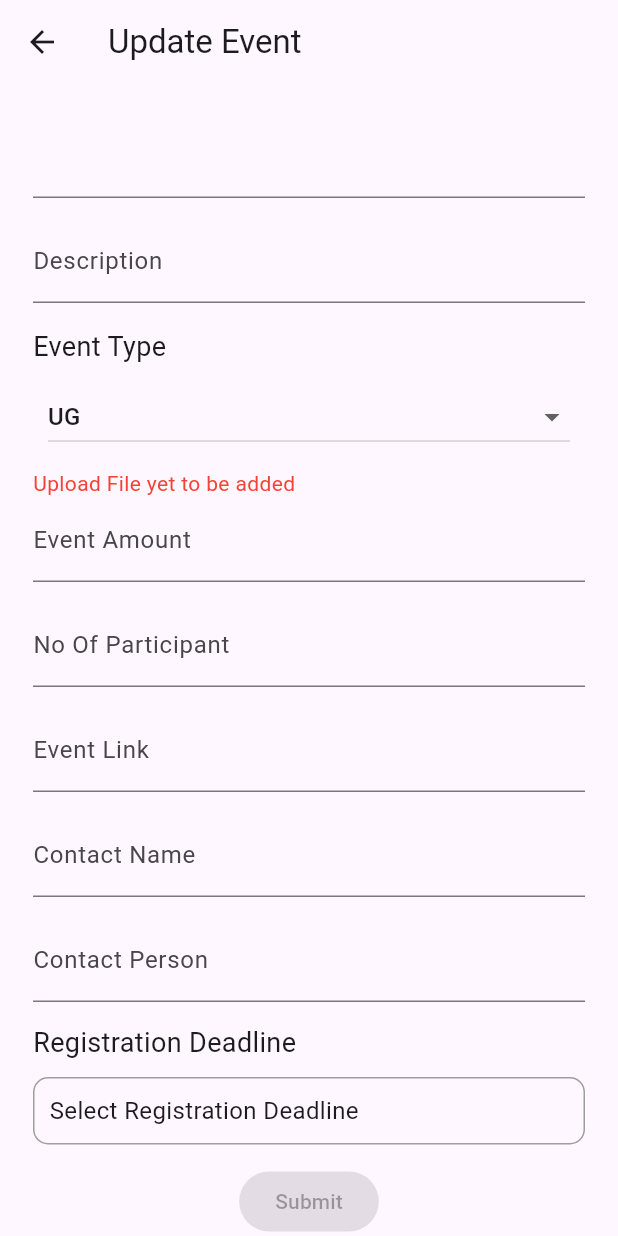
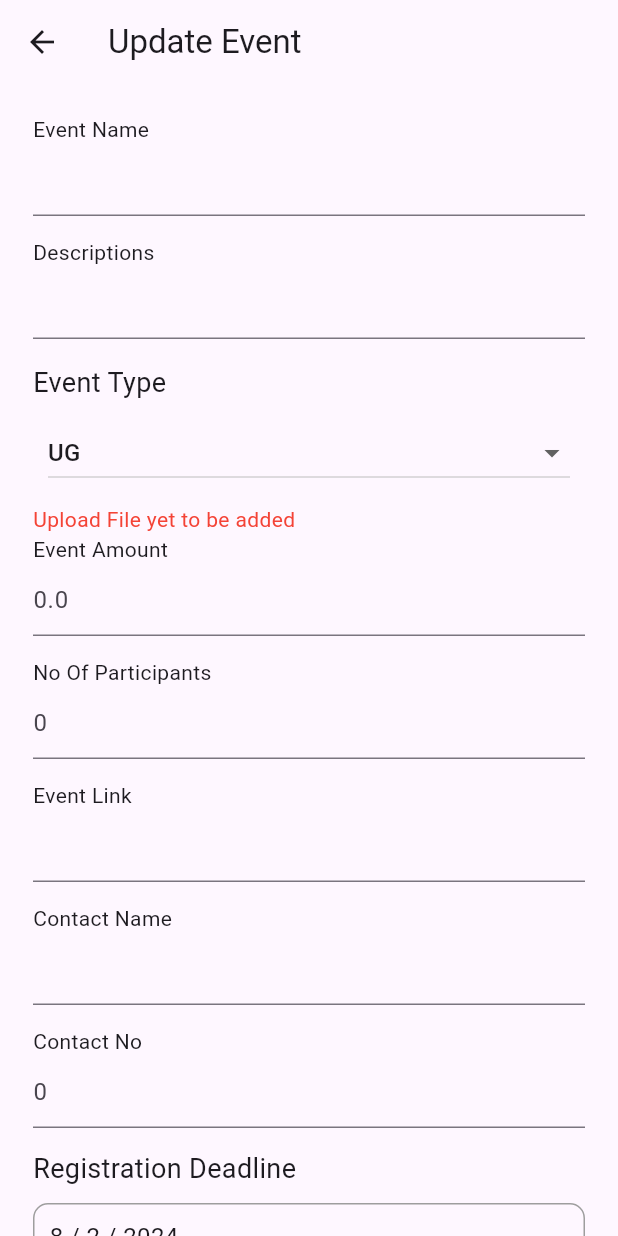
Before and after one commit to vansh132/EventQuest, a Flutter app: the EditEventScreen screen opened directly with empty values, on a phone screen of 412 x 824 dp. Run offline on Flutter 3.47's test engine with Material 3 defaults, Android fonts, the phone set to English and light mode, and no system bars; our stand-ins replace carousel_slider, dotted_border, file_picker, photo_view.

Commit message:
Update edit event screen

```diff
--- a/lib/models/event.dart
+++ b/lib/models/event.dart
@@ -10,7 +10,7 @@ class Event {
   String? eventLink;
   final String contactPerson;
   final int contactNo;
-  final DateTime registartionDeadline;
+  DateTime registartionDeadline;
 
   Event({
     required this.eventId,
--- a/lib/screens/faculty_screens/event_screens/edit_event_screen.dart
+++ b/lib/screens/faculty_screens/event_screens/edit_event_screen.dart
@@ -38,20 +38,21 @@ class _EditEventScreenState extends State<EditEventScreen> {
             child: Column(
               crossAxisAlignment: CrossAxisAlignment.start,
               children: [
+                Text("Event Name"),
                 TextFormField(
                   controller: eventName,
                   decoration: InputDecoration(
-                    labelText: eventData.eventName,
+                    hintText: eventData.eventName,
                   ),
                 ),
                 const SizedBox(
                   height: 14,
                 ),
+                Text("Descriptions"),
                 TextFormField(
                   controller: description,
-                  decoration: const InputDecoration(
-                    labelText: "Description",
-                  ),
+                  decoration: InputDecoration(
+                      hintText: eventData.description, hintMaxLines: 5),
                 ),
                 const SizedBox(
                   height: 16,
@@ -88,49 +89,54 @@ class _EditEventScreenState extends State<EditEventScreen> {
                   "Upload File yet to be added",
                   style: TextStyle(color: Colors.red),
                 ),
+                Text("Event Amount"),
                 TextFormField(
                   controller: eventAmount,
                   keyboardType: TextInputType.number,
-                  decoration: const InputDecoration(
-                    labelText: "Event Amount",
+                  decoration: InputDecoration(
+                    hintText: eventData.eventAmount.toString(),
                   ),
                 ),
                 const SizedBox(
                   height: 14,
                 ),
+                Text("No Of Participants"),
                 TextFormField(
                   controller: noOfParticipants,
                   keyboardType: TextInputType.number,
-                  decoration: const InputDecoration(
-                    labelText: "No Of Participant",
+                  decoration: InputDecoration(
+                    hintText: eventData.noOfParticipants.toString(),
                   ),
                 ),
                 const SizedBox(
                   height: 14,
                 ),
+                Text("Event Link"),
                 TextFormField(
                   controller: eventLink,
-                  decoration: const InputDecoration(
-                    labelText: "Event Link",
+                  decoration: InputDecoration(
+                    hintText: eventData.eventLink,
                   ),
                 ),
                 const SizedBox(
                   height: 14,
                 ),
+                Text("Contact Name"),
                 TextFormField(
                   controller: contactName,
-                  decoration: const InputDecoration(
-                    labelText: "Contact Name",
+                  decoration: InputDecoration(
+                    hintText: eventData.contactPerson,
                   ),
                 ),
                 const SizedBox(
                   height: 14,
                 ),
+                Text("Contact No"),
                 TextFormField(
                   controller: contactPerson,
                   keyboardType: TextInputType.number,
-                  decoration: const InputDecoration(
-                    labelText: "Contact Person",
+                  decoration: InputDecoration(
+                    hintText: eventData.contactNo.toString(),
                   ),
                 ),
                 const SizedBox(
@@ -144,6 +150,7 @@ class _EditEventScreenState extends State<EditEventScreen> {
                 const SizedBox(
                   height: 10,
                 ),
+
                 InkWell(
                     onTap: () {
                       _pickRegistrationDeadline();
@@ -164,6 +171,7 @@ class _EditEventScreenState extends State<EditEventScreen> {
   }
 
   Widget RegistartionDeadline() {
+    Event eventData = ModalRoute.of(context)!.settings.arguments as Event;
     return Container(
       width: double.infinity,
       padding: EdgeInsets.all(10.0),
@@ -172,15 +180,16 @@ class _EditEventScreenState extends State<EditEventScreen> {
         borderRadius: BorderRadius.circular(10),
       ),
       child: Text(
-        _registrationDeadline == null
+        eventData.registartionDeadline == null
             ? 'Select Registration Deadline'
-            : '${_registrationDeadline!.day} / ${_registrationDeadline!.month} / ${_registrationDeadline!.year}',
+            : '${eventData.registartionDeadline.day} / ${eventData.registartionDeadline.month} / ${eventData.registartionDeadline.year}',
         style: TextStyle(fontSize: 16),
       ),
     );
   }
 
   void _pickRegistrationDeadline() async {
+    Event eventData = ModalRoute.of(context)!.settings.arguments as Event;
     DateTime? pickedDate = await showDatePicker(
       context: context,
       initialDate: DateTime.now(),
@@ -190,7 +199,7 @@ class _EditEventScreenState extends State<EditEventScreen> {
 
     if (pickedDate != null) {
       setState(() {
-        _registrationDeadline = pickedDate;
+        eventData.registartionDeadline = pickedDate;
       });
     }
   }
```
